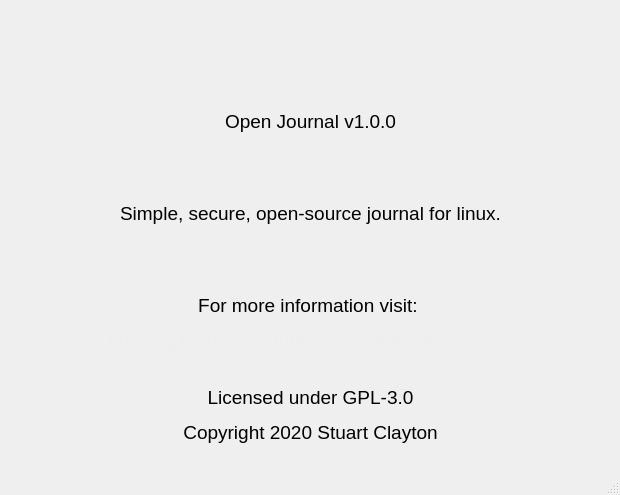
The window that open-journal/ui/aboutwindow.ui (Optimizer-Prime/open-journal) describes before a commit, drawn with Qt 5.
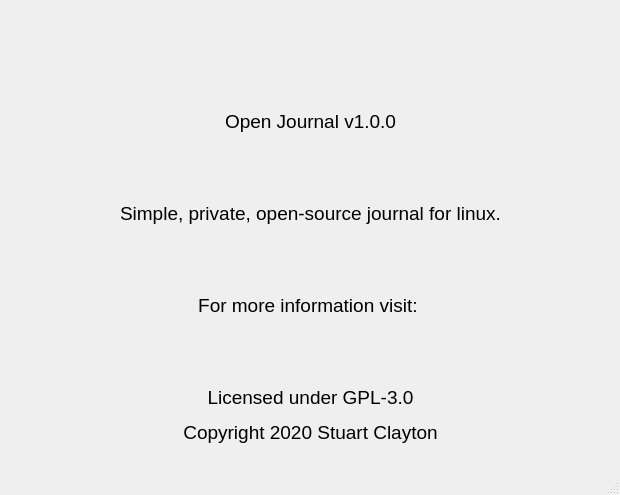
The same window after the commit. Icons and pictures are not drawn.

What changed in the file:
```diff
--- a/open-journal/ui/aboutwindow.ui
+++ b/open-journal/ui/aboutwindow.ui
@@ -60,7 +60,7 @@
      </font>
     </property>
     <property name="text">
-     <string>&lt;html&gt;&lt;head/&gt;&lt;body&gt;&lt;p&gt;Open Journal v1.0.0&lt;/p&gt;&lt;p&gt;&lt;br/&gt;&lt;/p&gt;&lt;p&gt;Simple, secure, open-source journal for linux.&lt;/p&gt;&lt;p&gt;&lt;br/&gt;&lt;/p&gt;&lt;p&gt;For more information visit: &lt;/p&gt;&lt;p&gt;&lt;a href=&quot;https://github.com/Optimizer-Prime/open-journal&quot;&gt;&lt;span style=&quot; text-decoration: underline; color:#eeeeec;&quot;&gt;https://github.com/Optimizer-Prime/open-journal&lt;/span&gt;&lt;/a&gt;&lt;/p&gt;&lt;p&gt;&lt;br/&gt;Licensed under GPL-3.0&lt;/p&gt;&lt;p&gt;&lt;span style=&quot; color:#000000;&quot;&gt;Copyright 2020 Stuart Clayton&lt;/span&gt;&lt;/p&gt;&lt;/body&gt;&lt;/html&gt;</string>
+     <string>&lt;html&gt;&lt;head/&gt;&lt;body&gt;&lt;p&gt;Open Journal v1.0.0&lt;/p&gt;&lt;p&gt;&lt;br/&gt;&lt;/p&gt;&lt;p&gt;Simple, private, open-source journal for linux.&lt;/p&gt;&lt;p&gt;&lt;br/&gt;&lt;/p&gt;&lt;p&gt;For more information visit: &lt;/p&gt;&lt;p&gt;&lt;a href=&quot;https://github.com/Optimizer-Prime/open-journal&quot;&gt;&lt;span style=&quot; text-decoration: underline; color:#eeeeec;&quot;&gt;https://github.com/Optimizer-Prime/open-journal&lt;/span&gt;&lt;/a&gt;&lt;/p&gt;&lt;p&gt;&lt;br/&gt;Licensed under GPL-3.0&lt;/p&gt;&lt;p&gt;&lt;span style=&quot; color:#000000;&quot;&gt;Copyright 2020 Stuart Clayton&lt;/span&gt;&lt;/p&gt;&lt;/body&gt;&lt;/html&gt;</string>
     </property>
     <property name="alignment">
      <set>Qt::AlignHCenter|Qt::AlignTop</set>
```
